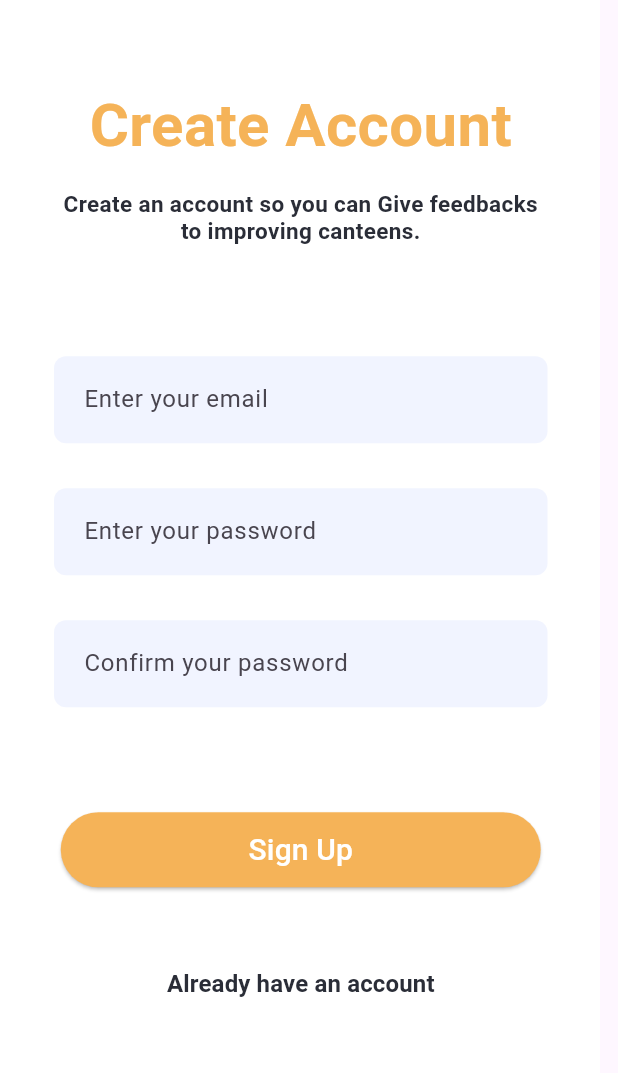
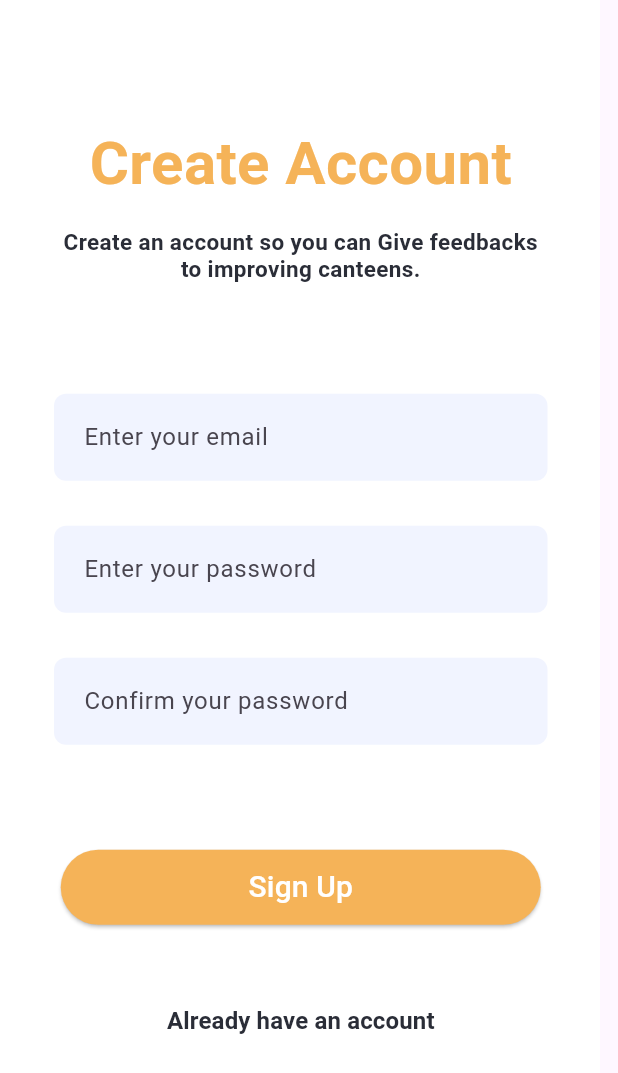
Before and after one commit to m-prasanna/Canteen-Flow-Uni-Project, a Flutter app: the RegisterScreen screen opened directly, on a phone screen of 412 x 824 dp. Shown: the top 1073 px of the screen. Run offline on Flutter 3.47's test engine with Material 3 defaults, Android fonts, the phone set to English and light mode, and no system bars; our stand-ins replace rating_dialog; Roboto replaces fonts that are missing (Poppins).

Commit message:
Update register.dart

```diff
--- a/canteen_flow_app/lib/screen/register.dart
+++ b/canteen_flow_app/lib/screen/register.dart
@@ -19,7 +19,7 @@ class _RegisterScreenState extends State<RegisterScreen> {
             children: [
               Container(
                 width: 400,
-                height: 750,
+                height: 800,
                 padding: const EdgeInsets.only(
                   left: 36,
                   right: 35,
```
